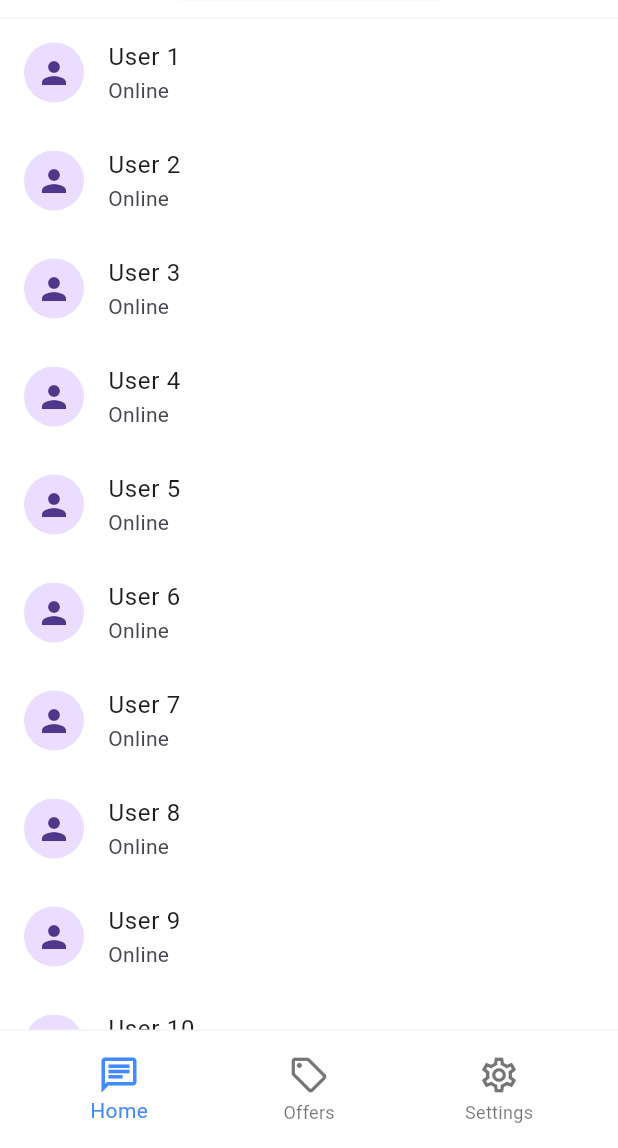
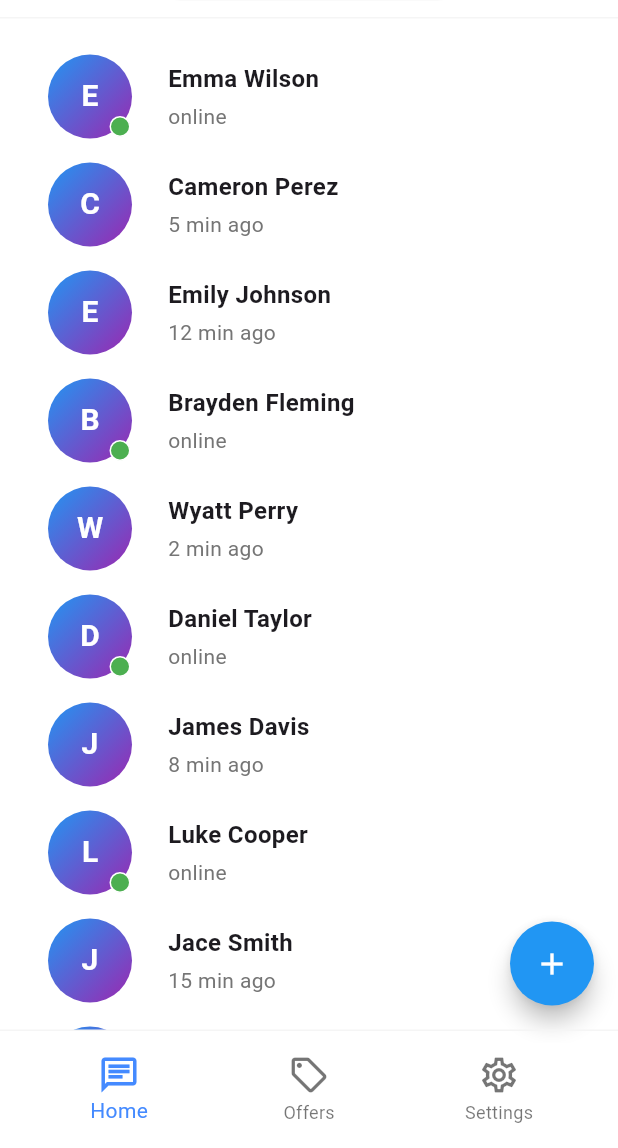
Before and after one commit to Utkarsh3108/Chat, a Flutter app: the screen it shows after launch, on a phone screen of 412 x 824 dp, the part 88-1236 px from its top. Run offline on Flutter 3.47's test engine with Material 3 defaults, Android fonts, the phone set to English and light mode, and no system bars; our stand-ins replace equatable, flutter_bloc.

Commit message:
users screen ui

```diff
--- /dev/null
+++ b/devtools_options.yaml
@@ -0,0 +1,3 @@
+description: This file stores settings for Dart & Flutter DevTools.
+documentation: https://docs.flutter.dev/tools/devtools/extensions#configure-extension-enablement-states
+extensions:
--- /dev/null
+++ b/lib/features/home/bloc/users_bloc.dart
@@ -0,0 +1,58 @@
+import 'package:flutter_bloc/flutter_bloc.dart';
+import 'dart:math';
+
+import 'users_event.dart';
+import 'users_state.dart';
+import '../models/user.dart';
+
+class UsersBloc extends Bloc<UsersEvent, UsersState> {
+  UsersBloc() : super(UsersInitial()) {
+    on<LoadUsers>(_onLoadUsers);
+    on<AddUser>(_onAddUser);
+  }
+
+  final List<User> _users = [
+    User(name: 'Emma Wilson', status: 'online'),
+    User(name: 'Cameron Perez', status: '5 min ago'),
+    User(name: 'Emily Johnson', status: '12 min ago'),
+    User(name: 'Brayden Fleming', status: 'online'),
+    User(name: 'Wyatt Perry', status: '2 min ago'),
+    User(name: 'Daniel Taylor', status: 'online'),
+    User(name: 'James Davis', status: '8 min ago'),
+    User(name: 'Luke Cooper', status: 'online'),
+    User(name: 'Jace Smith', status: '15 min ago'),
+    User(name: 'Nora Mills', status: 'online'),
+    User(name: 'Mateo Bennett', status: '3 min ago'),
+    User(name: 'Scarlett Bowman', status: 'online'),
+    User(name: 'Hunter Gordon', status: '10 min ago'),
+    User(name: 'Jonathan Pierce', status: 'online'),
+    User(name: 'Evelyn Sanchez', status: 'online'),
+    User(name: 'Vivian Carter', status: '7 min ago'),
+    User(name: 'Nicholas Edwards', status: 'online'),
+    User(name: 'Nora Russell', status: '12 min ago'),
+    User(name: 'Nova Cooper', status: 'online'),
+    User(name: 'Lucas Gray', status: 'online'),
+    User(name: 'Mia Miller', status: '5 min ago'),
+    User(name: 'Jaxon Barnes', status: 'online'),
+    User(name: 'Claire Foster', status: 'online'),
+    User(name: 'Ethan Fletcher', status: 'online'),
+    User(name: 'Nathan Dixon', status: '12 min ago'),
+    User(name: 'Xavier Wright', status: 'online'),
+    User(name: 'Luna Perez', status: '5 min ago'),
+    User(name: 'Brayden Fleming', status: 'online'),
+  ];
+
+  void _onLoadUsers(LoadUsers event, Emitter<UsersState> emit) {
+    emit(UsersLoaded(List.from(_users)));
+  }
+
+  void _onAddUser(AddUser event, Emitter<UsersState> emit) {
+    final random = Random();
+    final statuses = ['online', '5 min ago', '10 min ago', '15 min ago'];
+    final status = statuses[random.nextInt(statuses.length)];
+
+    final newUser = User(name: event.name, status: status);
+    _users.add(newUser);
+    emit(UsersLoaded(List.from(_users)));
+  }
+}
--- /dev/null
+++ b/lib/features/home/bloc/users_event.dart
@@ -0,0 +1,18 @@
+import 'package:equatable/equatable.dart';
+
+abstract class UsersEvent extends Equatable {
+  const UsersEvent();
+
+  @override
+  List<Object> get props => [];
+}
+
+class LoadUsers extends UsersEvent {}
+
+class AddUser extends UsersEvent {
+  final String name;
+  const AddUser(this.name);
+
+  @override
+  List<Object> get props => [name];
+}
--- /dev/null
+++ b/lib/features/home/bloc/users_state.dart
@@ -0,0 +1,19 @@
+import 'package:equatable/equatable.dart';
+import '../models/user.dart';
+
+abstract class UsersState extends Equatable {
+  const UsersState();
+
+  @override
+  List<Object> get props => [];
+}
+
+class UsersInitial extends UsersState {}
+
+class UsersLoaded extends UsersState {
+  final List<User> users;
+  const UsersLoaded(this.users);
+
+  @override
+  List<Object> get props => [users];
+}
--- /dev/null
+++ b/lib/features/home/models/user.dart
@@ -0,0 +1,6 @@
+class User {
+  final String name;
+  final String status;
+
+  User({required this.name, required this.status});
+}
--- a/lib/features/home/presentation/home_page.dart
+++ b/lib/features/home/presentation/home_page.dart
@@ -48,17 +48,19 @@ class HomePage extends StatelessWidget {
                 ),
               ),
             ),
-            body:  PageStorage(
-                bucket: PageStorageBucket(),
-                child: BlocBuilder<HomeToggleBloc, HomeToggleState>(
-                  builder: (context, state) {
-                    if (state.selectedIndex == 0) {
-                      return const UsersWidget();
-                    } else {
-                      return const ChatHistoryWidget();
-                    }
-                  },
-                ),
+            body: PageStorage(
+              bucket: PageStorageBucket(),
+              child: IndexedStack(
+                index: state.selectedIndex,
+                children: const [
+                  UsersWidget(
+                    key: PageStorageKey('users_list'),
+                  ),
+                  ChatHistoryWidget(
+                    key: PageStorageKey('chat_history_list'),
+                  ),
+                ],
+              ),
             ),
           );
         },
--- a/lib/features/home/presentation/widgets/users_widget.dart
+++ b/lib/features/home/presentation/widgets/users_widget.dart
@@ -1,21 +1,158 @@
 import 'package:flutter/material.dart';
+import 'package:flutter_bloc/flutter_bloc.dart';
+import '../../bloc/users_bloc.dart';
+import '../../bloc/users_event.dart';
+import '../../bloc/users_state.dart';
 
 class UsersWidget extends StatelessWidget {
   const UsersWidget({super.key});
 
   @override
   Widget build(BuildContext context) {
-    // Placeholder content
-    return ListView.builder(
-      key: const PageStorageKey('users_list'),
-      itemCount: 20,
-      itemBuilder: (context, index) {
-        return ListTile(
-          leading: const CircleAvatar(child: Icon(Icons.person)),
-          title: Text('User ${index + 1}'),
-          subtitle: const Text('Online'),
-        );
-      },
+    return BlocProvider(
+      create: (_) => UsersBloc()..add(LoadUsers()), // Load initial users
+      child: Scaffold(
+        backgroundColor: Colors.white,
+        body: BlocBuilder<UsersBloc, UsersState>(
+          builder: (context, state) {
+            if (state is UsersLoaded) {
+              final users = state.users;
+              return ListView.builder(
+                padding: const EdgeInsets.all(16),
+                itemCount: users.length,
+                itemBuilder: (context, index) {
+                  final user = users[index];
+                  final initial = user.name.isNotEmpty ? user.name[0] : '?';
+                  final isOnline = user.status.toLowerCase() == 'online';
+
+                  return Padding(
+                    padding: const EdgeInsets.symmetric(
+                      vertical: 8.0,
+                      horizontal: 16,
+                    ),
+                    child: Row(
+                      children: [
+                        Stack(
+                          clipBehavior: Clip.none,
+                          children: [
+                            // Avatar with blue-purple gradient
+                            Container(
+                              width: 56,
+                              height: 56,
+                              decoration: const BoxDecoration(
+                                shape: BoxShape.circle,
+                                gradient: LinearGradient(
+                                  colors: [Colors.blue, Colors.purple],
+                                  begin: Alignment.topLeft,
+                                  end: Alignment.bottomRight,
+                                ),
+                              ),
+                              child: Center(
+                                child: Text(
+                                  initial,
+                                  style: const TextStyle(
+                                    color: Colors.white,
+                                    fontWeight: FontWeight.bold,
+                                    fontSize: 20,
+                                  ),
+                                ),
+                              ),
+                            ),
+                            // Online dot
+                            if (isOnline)
+                              Positioned(
+                                bottom: 1,
+                                right: 1,
+                                child: Container(
+                                  width: 14,
+                                  height: 14,
+                                  decoration: BoxDecoration(
+                                    color: Colors.green,
+                                    shape: BoxShape.circle,
+                                    border: Border.all(
+                                      color: Colors.white,
+                                      width: 1,
+                                    ),
+                                  ),
+                                ),
+                              ),
+                          ],
+                        ),
+                        const SizedBox(width: 24),
+                        Column(
+                          crossAxisAlignment: CrossAxisAlignment.start,
+                          children: [
+                            Text(
+                              user.name,
+                              style: const TextStyle(
+                                fontWeight: FontWeight.bold,
+                                fontSize: 16,
+                              ),
+                            ),
+                            const SizedBox(height: 4),
+                            Text(
+                              user.status,
+                              style: TextStyle(
+                                color: Colors.grey.shade600,
+                                fontSize: 14,
+                              ),
+                            ),
+                          ],
+                        ),
+                      ],
+                    ),
+                  );
+                },
+              );
+            }
+            return const Center(child: CircularProgressIndicator());
+          },
+        ),
+        floatingActionButton: FloatingActionButton(
+          onPressed: () {
+            // Show dialog to add a user
+            showDialog(
+              context: context,
+              builder: (context) {
+                final controller = TextEditingController();
+                return AlertDialog(
+                  backgroundColor: Colors.white,
+                  title: const Text(style: TextStyle(color: Colors.blue),'Add User'),
+                  content: TextField(
+                    controller: controller,
+                    decoration: const InputDecoration(hintStyle: TextStyle(color: Colors.blue),hintText: 'Enter name'),
+                  ),
+                  actions: [
+                    TextButton(
+                      onPressed: () => Navigator.pop(context),
+                      child: const Text(style: TextStyle(color: Colors.blue),'Cancel'),
+                    ),
+                    ElevatedButton(
+                      style: ElevatedButton.styleFrom(
+                        backgroundColor: Colors.blue,
+                      ), // Background color
+                      onPressed: () {
+                        final name = controller.text.trim();
+                        if (name.isNotEmpty) {
+                          // Add user event
+                          context.read<UsersBloc>().add(AddUser(name));
+                          Navigator.pop(
+                            context,
+                          ); // Close the dialog after adding user
+                        }
+                      },
+                      child: const Text(style: TextStyle(color: Colors.white),'Add'),
+                    ),
+                  ],
+                );
+              },
+            );
+          },
+          shape: const CircleBorder(),
+          backgroundColor: Colors.blue,
+          child: const Icon(Icons.add, color: Colors.white),
+        ),
+      ),
     );
   }
 }
```
